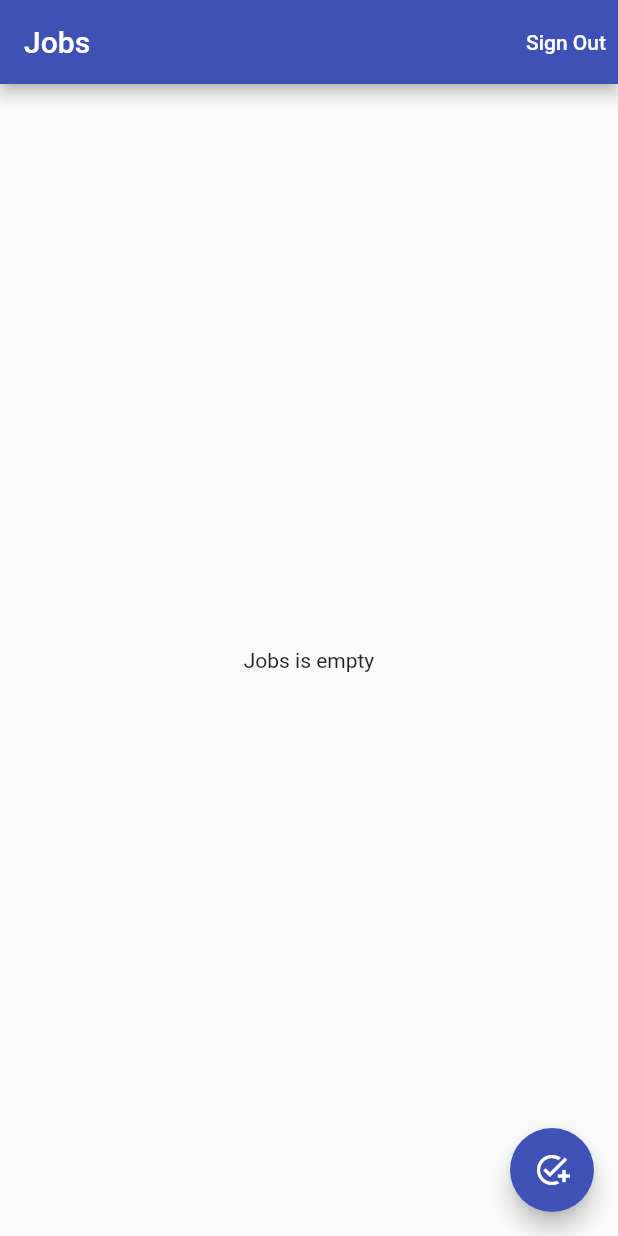
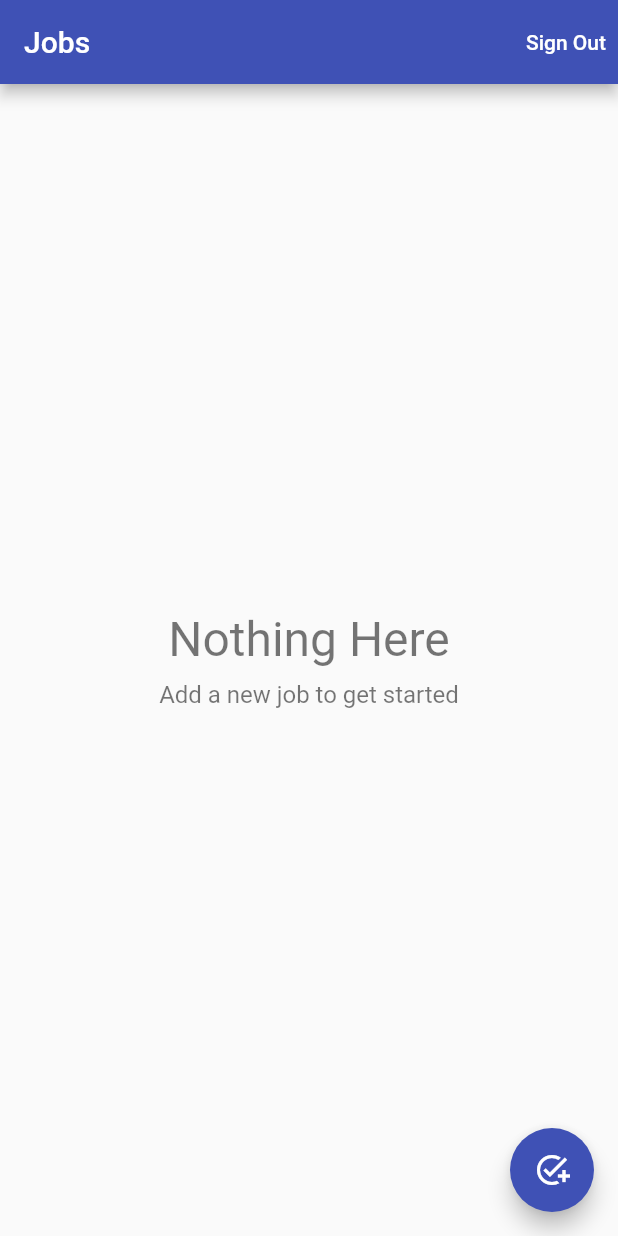
Before and after one commit to ianahmfac/Time-Tracker, a Flutter app: the screen it shows once a user with an empty profile is signed in, on a phone screen of 412 x 824 dp. Run offline on Flutter 3.47's test engine with Material 2 defaults, Android fonts, the phone set to English and light mode, and no system bars; our stand-ins replace cloud_firestore, firebase_auth, firebase_core, google_sign_in; missing offline and left inert: flutter_login_facebook; accounts and stored records are empty.

Commit message:
Adding empty state in Jobs Page

```diff
--- a/lib/app/home/jobs/jobs_page.dart
+++ b/lib/app/home/jobs/jobs_page.dart
@@ -5,6 +5,7 @@ import 'package:time_tracker/app/home/jobs/job_list_tile.dart';
 import 'package:time_tracker/models/job.dart';
 import 'package:time_tracker/services/auth.dart';
 import 'package:time_tracker/services/database.dart';
+import 'package:time_tracker/widgets/empty_content.dart';
 import 'package:time_tracker/widgets/platform_alert_dialog.dart';
 
 class JobsPage extends StatelessWidget {
@@ -68,8 +69,9 @@ class JobsPage extends StatelessWidget {
             },
           );
         }
-        return Center(
-          child: Text('Jobs is empty'),
+        return EmptyContent(
+          title: 'Nothing Here',
+          message: 'Add a new job to get started',
         );
       },
     );
--- /dev/null
+++ b/lib/widgets/empty_content.dart
@@ -0,0 +1,30 @@
+import 'package:flutter/material.dart';
+
+class EmptyContent extends StatelessWidget {
+  const EmptyContent({
+    Key? key,
+    required this.title,
+    required this.message,
+  }) : super(key: key);
+  final String title;
+  final String message;
+
+  @override
+  Widget build(BuildContext context) {
+    return Center(
+        child: Column(
+      mainAxisAlignment: MainAxisAlignment.center,
+      children: [
+        Text(
+          title,
+          style: TextStyle(fontSize: 32, color: Colors.black54),
+        ),
+        SizedBox(height: 8),
+        Text(
+          message,
+          style: TextStyle(fontSize: 16, color: Colors.black54),
+        ),
+      ],
+    ));
+  }
+}
```
